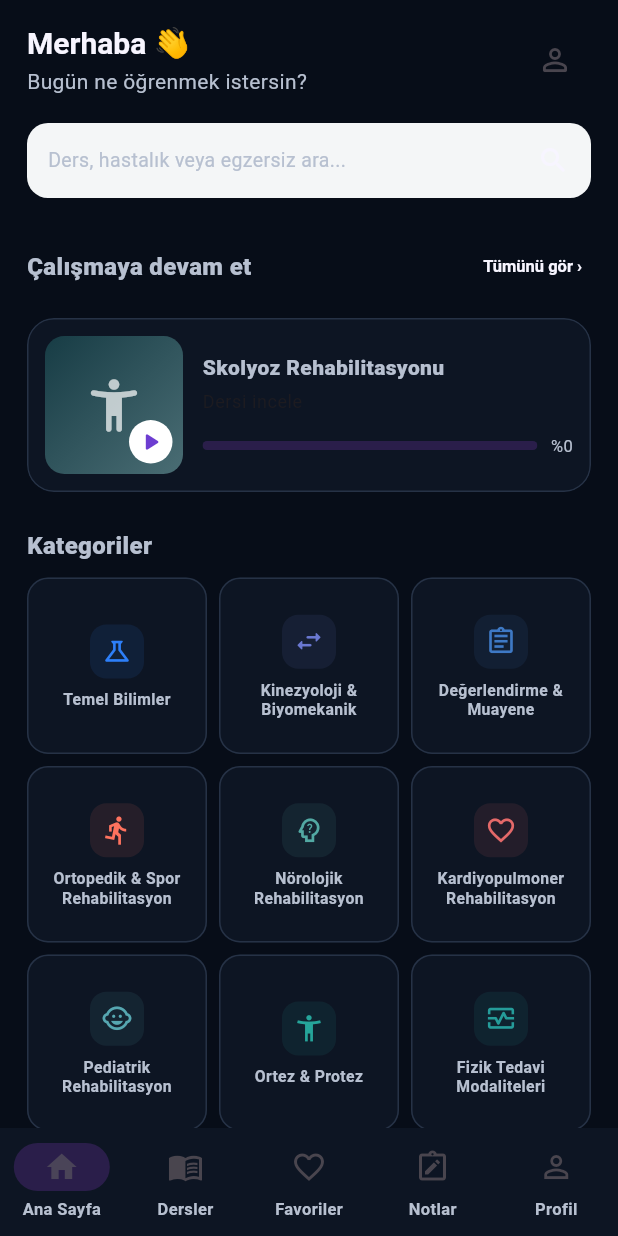
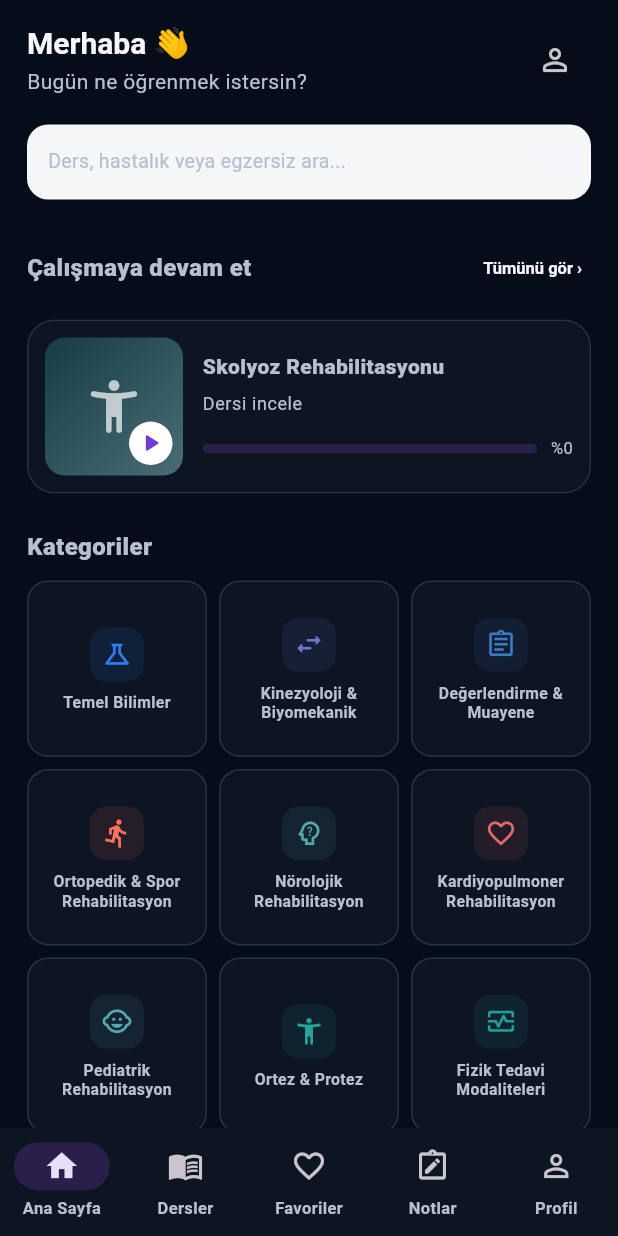
Before and after one commit to fztonurcan-cloud/FTR-Rebuild, a Flutter app: the screen it shows after launch, on a phone screen of 412 x 824 dp. Run offline on Flutter 3.47's test engine with Material 3 defaults, Android fonts, the phone set to English and light mode, and no system bars; our stand-ins replace flutter_html, flutter_riverpod, go_router, in_app_purchase, supabase_flutter; accounts and stored records are empty.

Commit message:
Apply dark premium FTR Akademi theme

```diff
--- a/phase_04/ftr_app/lib/core/theme/app_theme.dart
+++ b/phase_04/ftr_app/lib/core/theme/app_theme.dart
@@ -1,31 +1,81 @@
 import 'package:flutter/material.dart';
+
 import 'app_colors.dart';
 
 abstract final class AppTheme {
-  static ThemeData get light {
+  static ThemeData get light => dark;
+
+  static ThemeData get dark {
     final scheme = ColorScheme.fromSeed(
-      seedColor: AppColors.primary700,
-      brightness: Brightness.light,
+      seedColor: AppColors.primary600,
+      brightness: Brightness.dark,
       surface: AppColors.surface,
     );
 
     return ThemeData(
       useMaterial3: true,
+      brightness: Brightness.dark,
       colorScheme: scheme.copyWith(
-        primary: AppColors.primary700,
-        secondary: AppColors.primary600,
+        primary: AppColors.primary600,
+        secondary: AppColors.primary700,
         surface: AppColors.surface,
         error: AppColors.danger,
       ),
       scaffoldBackgroundColor: AppColors.background,
+      dividerColor: AppColors.border,
+      appBarTheme: const AppBarTheme(
+        elevation: 0,
+        scrolledUnderElevation: 0,
+        backgroundColor: AppColors.background,
+        foregroundColor: AppColors.textPrimary,
+        surfaceTintColor: Colors.transparent,
+      ),
       textTheme: const TextTheme(
-        headlineLarge: TextStyle(fontSize: 28, height: 1.2, fontWeight: FontWeight.w700, color: AppColors.textPrimary),
-        headlineMedium: TextStyle(fontSize: 24, height: 1.25, fontWeight: FontWeight.w700, color: AppColors.textPrimary),
-        titleLarge: TextStyle(fontSize: 20, height: 1.3, fontWeight: FontWeight.w700, color: AppColors.textPrimary),
-        titleMedium: TextStyle(fontSize: 17, height: 1.3, fontWeight: FontWeight.w600, color: AppColors.textPrimary),
-        bodyLarge: TextStyle(fontSize: 15, height: 1.47, color: AppColors.textPrimary),
-        bodyMedium: TextStyle(fontSize: 14, height: 1.45, color: AppColors.textSecondary),
-        labelMedium: TextStyle(fontSize: 12, height: 1.4, fontWeight: FontWeight.w600),
+        headlineLarge: TextStyle(
+          fontSize: 28,
+          height: 1.2,
+          fontWeight: FontWeight.w800,
+          color: AppColors.textPrimary,
+        ),
+        headlineMedium: TextStyle(
+          fontSize: 24,
+          height: 1.25,
+          fontWeight: FontWeight.w800,
+          color: AppColors.textPrimary,
+        ),
+        titleLarge: TextStyle(
+          fontSize: 20,
+          height: 1.3,
+          fontWeight: FontWeight.w700,
+          color: AppColors.textPrimary,
+        ),
+        titleMedium: TextStyle(
+          fontSize: 17,
+          height: 1.3,
+          fontWeight: FontWeight.w700,
+          color: AppColors.textPrimary,
+        ),
+        bodyLarge: TextStyle(
+          fontSize: 16,
+          height: 1.58,
+          color: AppColors.textPrimary,
+        ),
+        bodyMedium: TextStyle(
+          fontSize: 14,
+          height: 1.5,
+          color: AppColors.textSecondary,
+        ),
+        bodySmall: TextStyle(
+          fontSize: 12,
+          height: 1.45,
+          color: AppColors.textSecondary,
+        ),
+        labelMedium: TextStyle(
+          fontSize: 12,
+          height: 1.4,
+          fontWeight: FontWeight.w700,
+          color: AppColors.textPrimary,
+        ),
       ),
       cardTheme: const CardThemeData(
         elevation: 0,
@@ -39,6 +89,7 @@ abstract final class AppTheme {
       inputDecorationTheme: const InputDecorationTheme(
         filled: true,
         fillColor: AppColors.surface,
+        hintStyle: TextStyle(color: AppColors.textSecondary),
         border: OutlineInputBorder(
           borderRadius: BorderRadius.all(Radius.circular(14)),
           borderSide: BorderSide(color: AppColors.border),
@@ -47,13 +98,53 @@ abstract final class AppTheme {
           borderRadius: BorderRadius.all(Radius.circular(14)),
           borderSide: BorderSide(color: AppColors.border),
         ),
+        focusedBorder: OutlineInputBorder(
+          borderRadius: BorderRadius.all(Radius.circular(14)),
+          borderSide: BorderSide(color: AppColors.primary600, width: 1.5),
+        ),
         contentPadding: EdgeInsets.symmetric(horizontal: 16, vertical: 14),
       ),
       navigationBarTheme: const NavigationBarThemeData(
         height: 72,
         backgroundColor: AppColors.surface,
         indicatorColor: AppColors.primary100,
-        labelTextStyle: WidgetStatePropertyAll(TextStyle(fontSize: 11, fontWeight: FontWeight.w600)),
+        labelTextStyle: WidgetStatePropertyAll(
+          TextStyle(fontSize: 11, fontWeight: FontWeight.w700),
+        ),
+      ),
+      navigationRailTheme: const NavigationRailThemeData(
+        backgroundColor: AppColors.surface,
+        indicatorColor: AppColors.primary100,
+        selectedIconTheme: IconThemeData(color: AppColors.primary600),
+        unselectedIconTheme: IconThemeData(color: AppColors.textSecondary),
+        selectedLabelTextStyle: TextStyle(
+          color: AppColors.textPrimary,
+          fontWeight: FontWeight.w800,
+        ),
+        unselectedLabelTextStyle: TextStyle(
+          color: AppColors.textSecondary,
+          fontWeight: FontWeight.w600,
+        ),
+      ),
+      filledButtonTheme: FilledButtonThemeData(
+        style: FilledButton.styleFrom(
+          backgroundColor: AppColors.primary700,
+          foregroundColor: Colors.white,
+          padding: const EdgeInsets.symmetric(horizontal: 18, vertical: 14),
+          shape: RoundedRectangleBorder(
+            borderRadius: BorderRadius.circular(13),
+          ),
+        ),
+      ),
+      outlinedButtonTheme: OutlinedButtonThemeData(
+        style: OutlinedButton.styleFrom(
+          foregroundColor: AppColors.textPrimary,
+          side: const BorderSide(color: AppColors.border),
+          padding: const EdgeInsets.symmetric(horizontal: 16, vertical: 13),
+          shape: RoundedRectangleBorder(
+            borderRadius: BorderRadius.circular(13),
+          ),
+        ),
       ),
     );
   }
```
